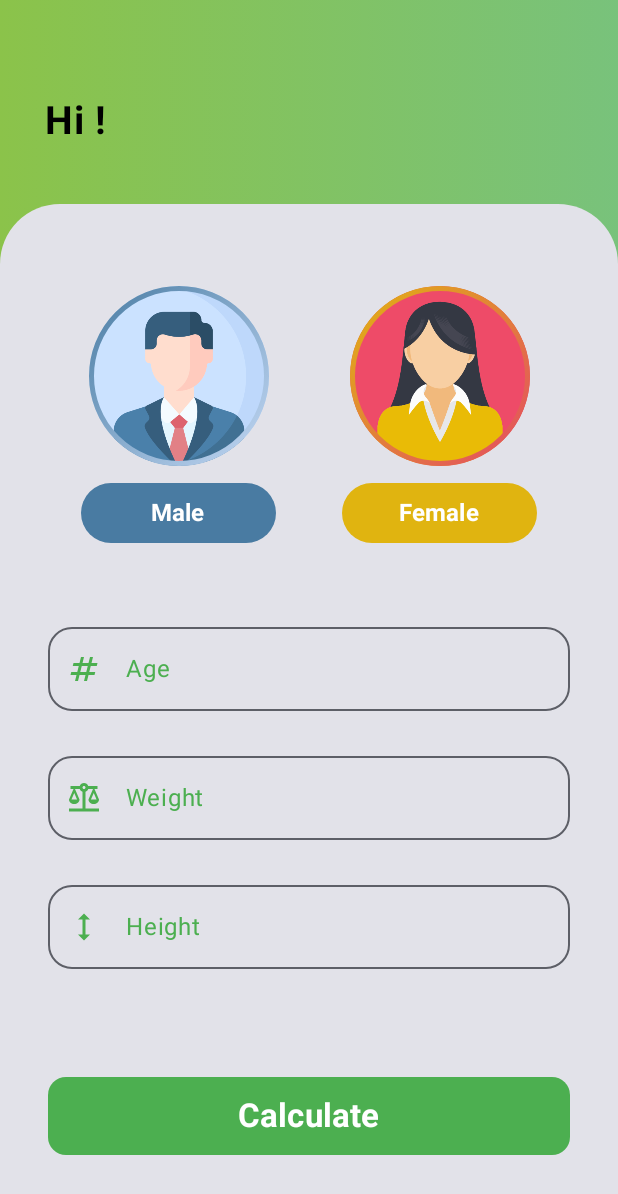
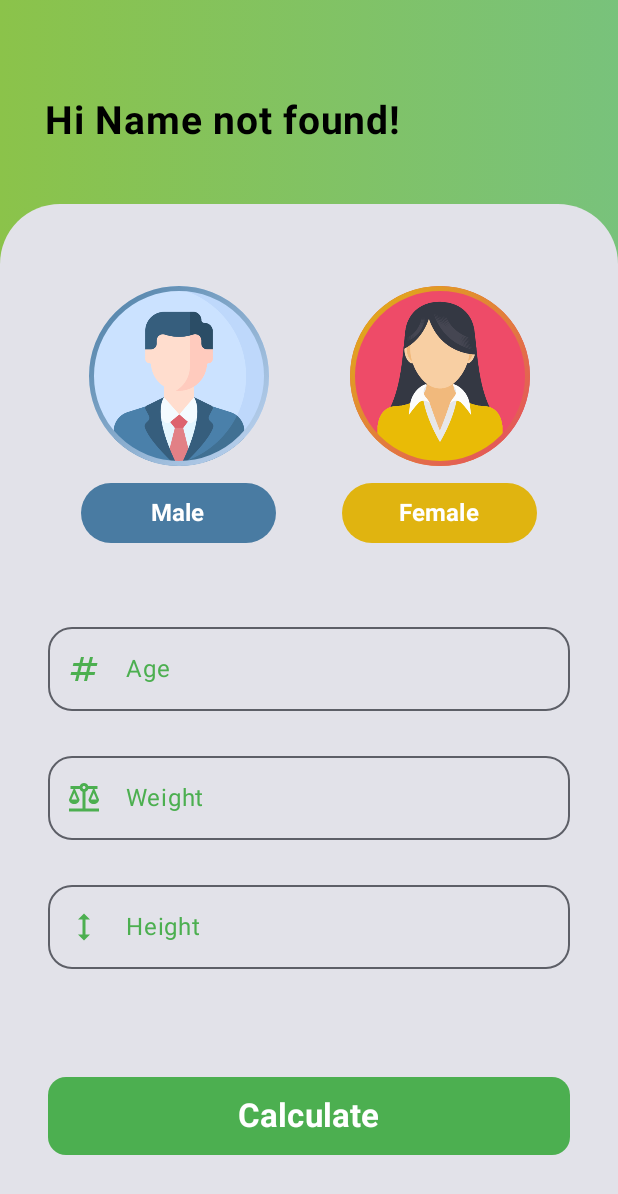
Before and after one commit to VitorPaes-coder/bmi-2025, an Android app built with Jetpack Compose: the UserDataScreen screen opened through its navigation route, on a phone screen of 412 x 824 dp. Shown: the top 1194 px of the screen. Run offline under Robolectric (Android 15) with nearby library versions, the phone set to English and light mode, and no system bars.

```diff
--- a/app/src/main/java/br/senai/sp/jandira/bmi/MainActivity.kt
+++ b/app/src/main/java/br/senai/sp/jandira/bmi/MainActivity.kt
@@ -7,6 +7,7 @@ import androidx.activity.enableEdgeToEdge
 import androidx.navigation.compose.NavHost
 import androidx.navigation.compose.composable
 import androidx.navigation.compose.rememberNavController
+import br.senai.sp.jandira.bmi.screens.BMIResultScreen
 import br.senai.sp.jandira.bmi.screens.TelaInicial
 import br.senai.sp.jandira.bmi.screens.UserDataScreen
 import br.senai.sp.jandira.bmi.ui.theme.BMITheme
@@ -33,6 +34,11 @@ class MainActivity : ComponentActivity() {
                     ){
                         UserDataScreen(navController)
                     }
+                    composable(
+                        route = "result_screen"
+                    ){
+                        BMIResultScreen(navController)
+                    }
                 }
             }
         }
--- a/app/src/main/java/br/senai/sp/jandira/bmi/screens/UserDataScreen.kt
+++ b/app/src/main/java/br/senai/sp/jandira/bmi/screens/UserDataScreen.kt
@@ -1,6 +1,7 @@
 package br.senai.sp.jandira.bmi.screens
 
 
+import android.content.Context
 import androidx.compose.foundation.BorderStroke
 import androidx.compose.foundation.Image
 import androidx.compose.foundation.background
@@ -50,27 +51,34 @@ import br.senai.sp.jandira.bmi.R
 @Composable
 fun UserDataScreen(navController: NavHostController?) {
 
-    var ageState = remember {
+    val ageState = remember {
         mutableStateOf(value = "")
     }
 
-    var weightState = remember {
+    val weightState = remember {
         mutableStateOf(value = "")
     }
 
-    var heightState = remember {
+    val heightState = remember {
         mutableStateOf(value = "")
     }
 
-    var isErrorState = remember {
+    val isErrorState = remember {
         mutableStateOf(value = false)
     }
 
-    var errorMessageState = remember {
+    val errorMessageState = remember {
         mutableStateOf(value = "")
     }
 
-    var context = LocalContext.current
+    // Abrir o arquivo usuario.xml
+    // para recuperar o nome que o usuário digitou
+    // na tela anterior
+    val context = LocalContext.current
+    val sharedUserFile = context
+        .getSharedPreferences("usuario", Context.MODE_PRIVATE)
+
+    val userName = sharedUserFile.getString("user_name", "Name not found")
 
     Box(
         modifier = Modifier
@@ -92,7 +100,7 @@ fun UserDataScreen(navController: NavHostController?) {
         ){
 
             Text(
-                text = stringResource(R.string.hi_text),
+                text = stringResource(R.string.hi_text) + " ${userName}!" ,
                 fontSize = 26.sp,
                 fontWeight = FontWeight.Bold,
                 modifier = Modifier
@@ -346,7 +354,7 @@ fun UserDataScreen(navController: NavHostController?) {
                             }
 
                             if (isValid) {
-                                navController?.navigate("user_data")
+                                navController?.navigate("result_screen")
                             }
                         },
                         colors = ButtonDefaults.buttonColors(containerColor = Color(0xFF4CAF50)
--- a/app/src/main/res/values/strings.xml
+++ b/app/src/main/res/values/strings.xml
@@ -6,20 +6,20 @@
     <string name="your_name_here">Your name here</string>
     <string name="next">Next</string>
 
-    <string name="hi_text">Hi !</string>
+    <string name="hi_text">Hi </string>
     <string name="if_male">Male</string>
     <string name="if_female">Female</string>
     <string name="age">Age</string>
     <string name="weight">Weight</string>
     <string name="height">Height</string>
     <string name="calculate">Calculate</string>
-    <string name="support_name">The name is required!</string>
+    <string name="support_name">The name is required and it needs to be more than 2 words!</string>
     <string name="support_age">The age is required!</string>
     <string name="support_weight">The weight is required!</string>
     <string name="support_height">The height is required!</string>
 
     <string name="result_text">Your BMI Result</string>
-    <string name="bmi_class">You have Class | Obesity</string>
+    <string name="bmi_class">You have Class</string>
     <string name="new_calculation">New Calc</string>
 
 
```
Also changed, not shown: app/src/main/java/br/senai/sp/jandira/bmi/screens/BMIResultScreen.kt (+29 -9 lines), app/src/main/java/br/senai/sp/jandira/bmi/screens/TelaInicial.kt (+13 -0 lines).
